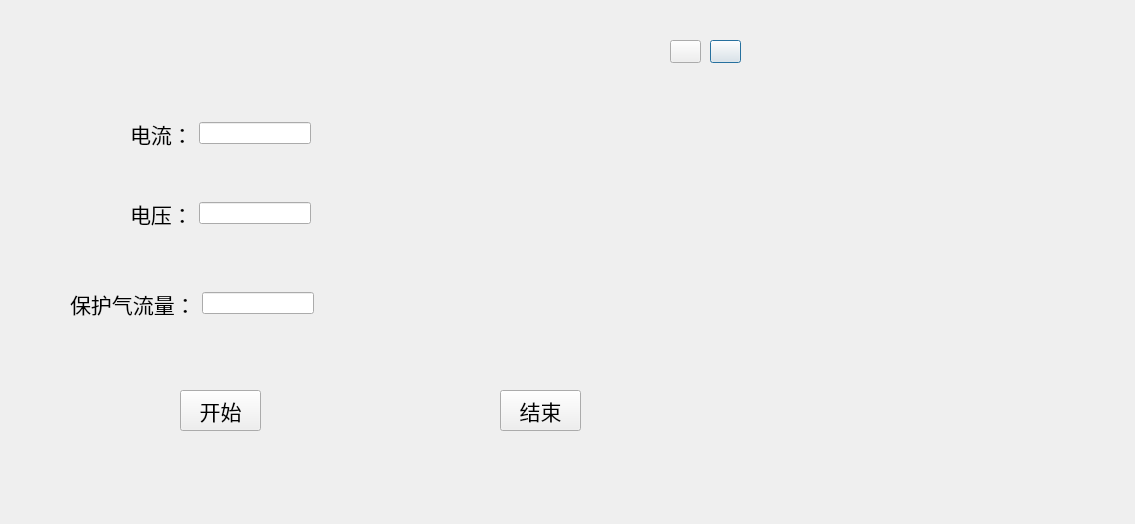
Old version of the form UiDesign/serialUi_diag.ui in the repository wwwK/DigitalTwin.
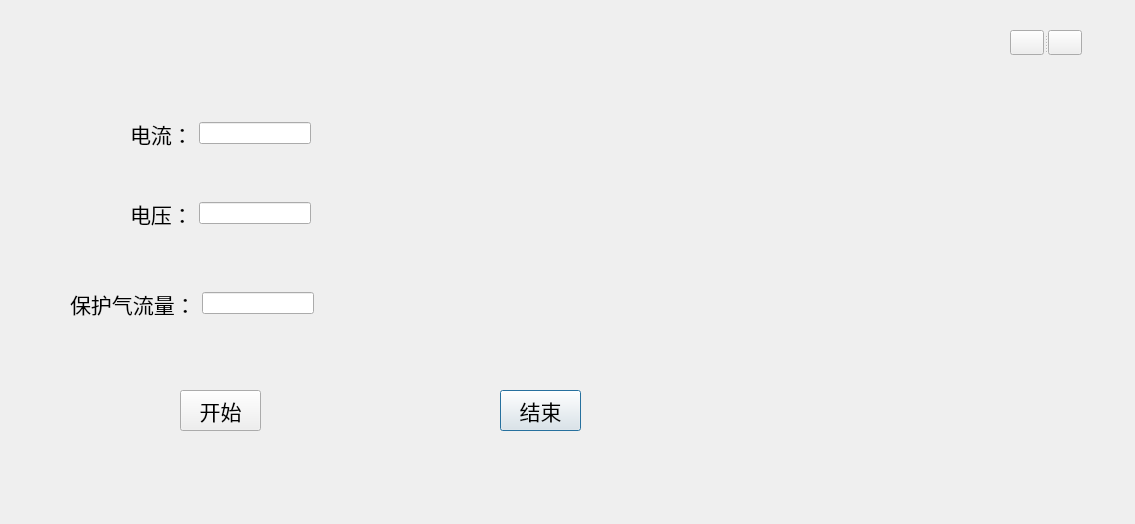
New version of the form. Custom widgets are drawn as their Qt base class.

Commit message: 更改serialUi备份

Patch:
```diff
--- a/UiDesign/serialUi_diag.ui
+++ b/UiDesign/serialUi_diag.ui
@@ -13,19 +13,6 @@
   <property name="windowTitle">
    <string>Dialog</string>
   </property>
-  <widget class="QPushButton" name="closeButton">
-   <property name="geometry">
-    <rect>
-     <x>710</x>
-     <y>40</y>
-     <width>31</width>
-     <height>23</height>
-    </rect>
-   </property>
-   <property name="text">
-    <string/>
-   </property>
-  </widget>
   <widget class="QPushButton" name="stopButton">
    <property name="geometry">
     <rect>
@@ -45,19 +32,6 @@
     <string>结束</string>
    </property>
   </widget>
-  <widget class="QPushButton" name="miniumButton">
-   <property name="geometry">
-    <rect>
-     <x>670</x>
-     <y>40</y>
-     <width>31</width>
-     <height>23</height>
-    </rect>
-   </property>
-   <property name="text">
-    <string/>
-   </property>
-  </widget>
   <widget class="QPushButton" name="startButton">
    <property name="geometry">
     <rect>
@@ -171,6 +145,29 @@
     </rect>
    </property>
   </widget>
+  <widget class="QSplitter" name="splitter">
+   <property name="geometry">
+    <rect>
+     <x>1010</x>
+     <y>30</y>
+     <width>72</width>
+     <height>25</height>
+    </rect>
+   </property>
+   <property name="orientation">
+    <enum>Qt::Horizontal</enum>
+   </property>
+   <widget class="QPushButton" name="miniumButton">
+    <property name="text">
+     <string/>
+    </property>
+   </widget>
+   <widget class="QPushButton" name="closeButton">
+    <property name="text">
+     <string/>
+    </property>
+   </widget>
+  </widget>
  </widget>
  <customwidgets>
   <customwidget>
```
The commit also changes 1 other file.
